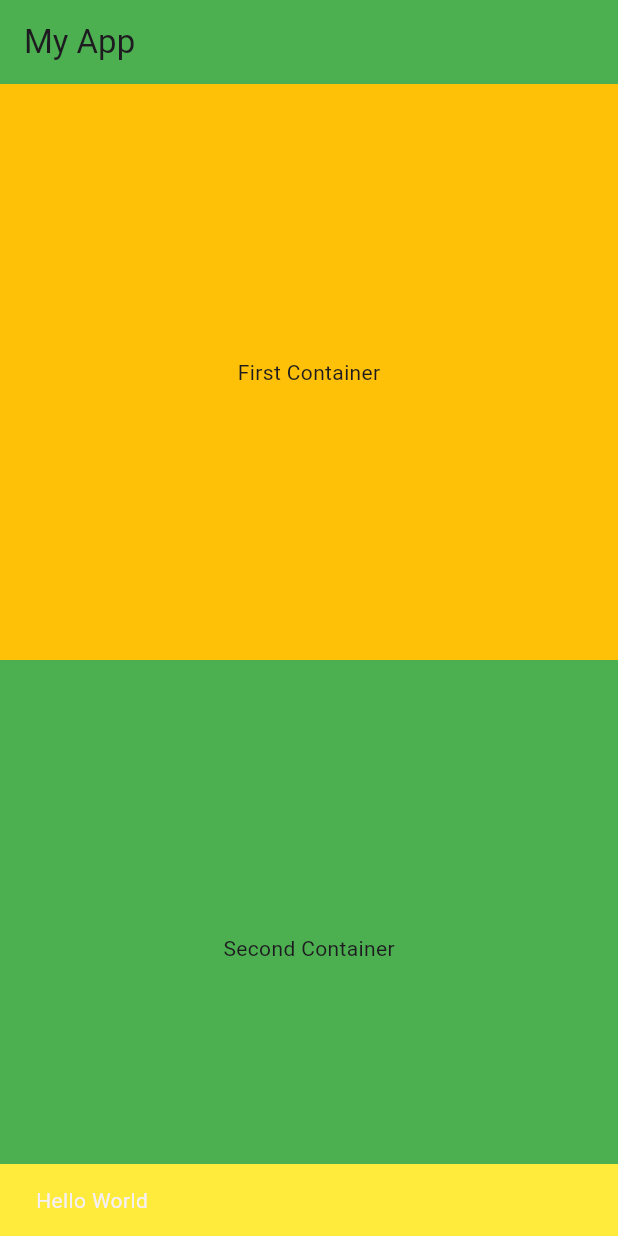
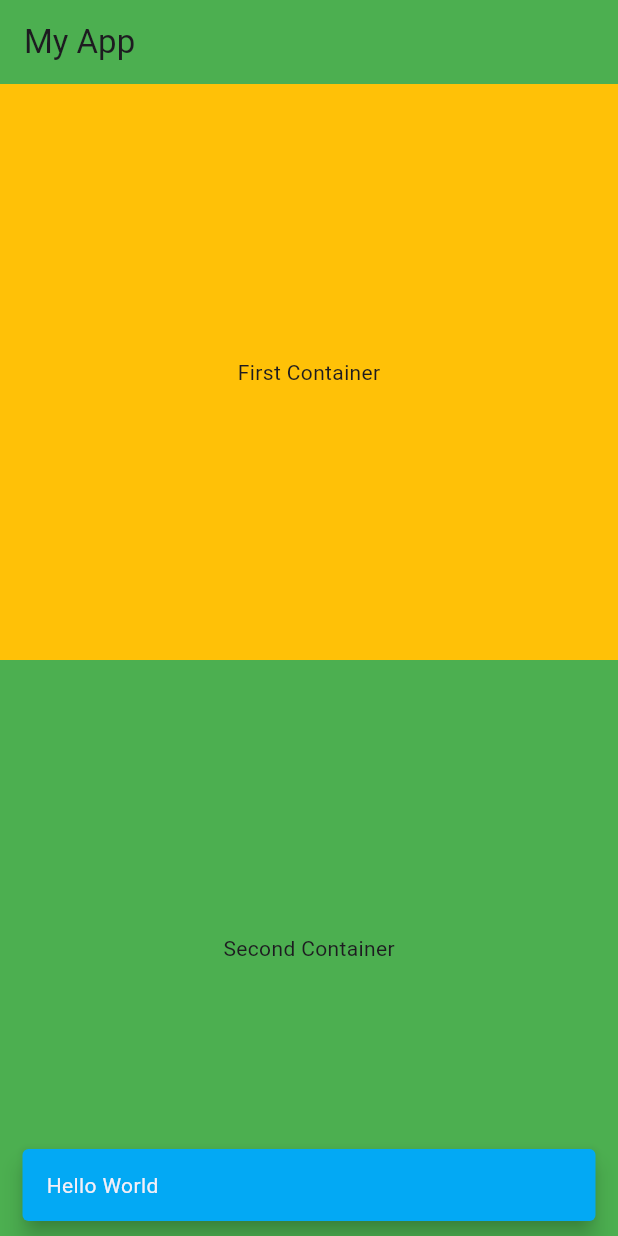
Before and after one commit to diwasbk2k3/my_first_app, a Flutter app: the screen it shows after launch, after a tap on "First Container", on a phone screen of 412 x 824 dp. Run offline on Flutter 3.47's test engine with Material 3 defaults, Android fonts, the phone set to English and light mode, and no system bars.

Commit message:
Custom SnackBar

```diff
--- /dev/null
+++ b/lib/common/my_snackbar.dart
@@ -0,0 +1,16 @@
+import 'package:flutter/material.dart';
+
+showMySnackBar({
+  required BuildContext context,
+  required String message,
+  Color? color,
+}) {
+  ScaffoldMessenger.of(context).showSnackBar(
+    SnackBar(
+      content: Text(message),
+      backgroundColor: color ?? Colors.yellow,
+      duration: Duration(seconds: 3),
+      behavior: SnackBarBehavior.floating,
+    ),
+  );
+}
--- a/lib/screens/flexible_expanded_screen.dart
+++ b/lib/screens/flexible_expanded_screen.dart
@@ -1,4 +1,5 @@
 import 'package:flutter/material.dart';
+import 'package:my_first_app/common/my_snackbar.dart';
 
 class FlexibleExpandedScreen extends StatelessWidget {
   const FlexibleExpandedScreen({super.key});
@@ -12,13 +13,9 @@ class FlexibleExpandedScreen extends StatelessWidget {
           children: [
             Expanded(
               child: GestureDetector(
-                onTap: () => ScaffoldMessenger.of(context).showSnackBar(
-                  const SnackBar(
-                    backgroundColor: Colors.yellow,
-                    content: Text("Hello World"),
-                    duration: Duration(seconds: 3),
-                  ),
-                ),
+                onTap: () => {
+                  showMySnackBar(context: context, message: "Hello World", color: Colors.lightBlue)
+                },
                 child: Container(
                   alignment: Alignment.center,
                   width: double.infinity,
@@ -29,13 +26,9 @@ class FlexibleExpandedScreen extends StatelessWidget {
             ),
             Expanded(
               child: GestureDetector(
-                onDoubleTap: () => ScaffoldMessenger.of(context).showSnackBar(
-                  const SnackBar(
-                    backgroundColor: Colors.lightBlue,
-                    content: Text("Hello World"),
-                    duration: Duration(seconds: 3),
-                  ),
-                ),
+                onDoubleTap: () => {
+                  showMySnackBar(context: context, message: "Hello World", color: Colors.red)
+                },
                 child: Container(
                   alignment: Alignment.center,
                   width: double.infinity,
```
